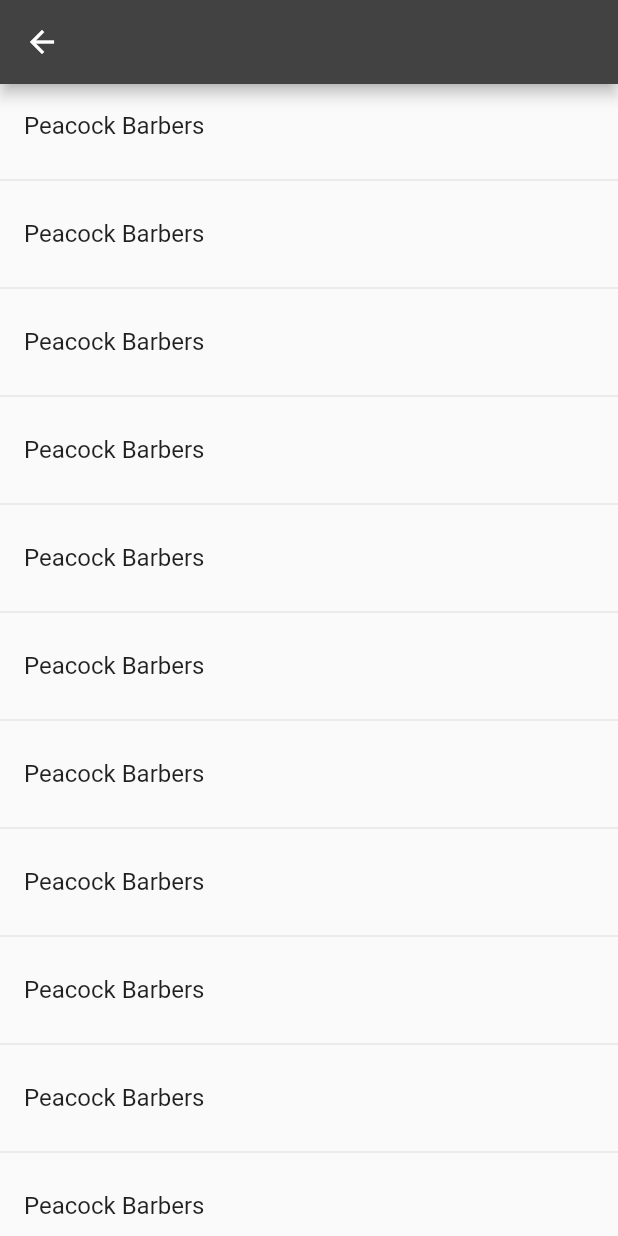
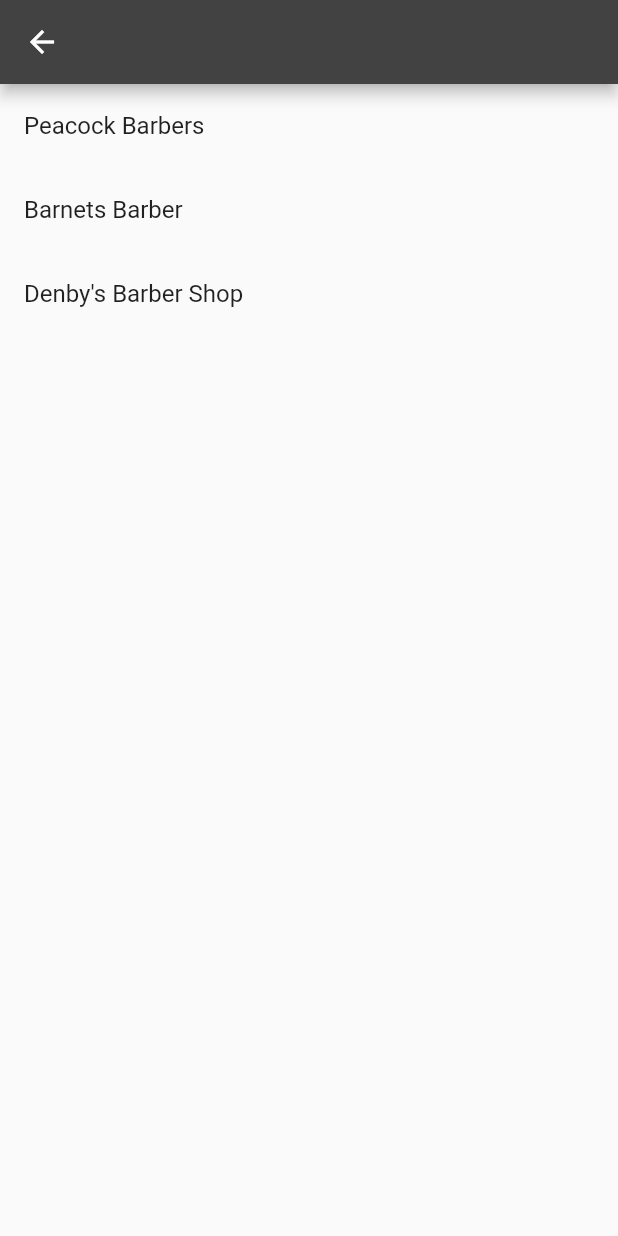
Before and after one commit to dawidstefaniak/Barber, a Flutter app: the screen it shows after launch, after a tap on "Search", on a phone screen of 412 x 824 dp. Run offline on Flutter 3.47's test engine with Material 2 defaults, Android fonts, the phone set to English and light mode, and no system bars; generated files the repository leaves out were written again.

Commit message:
JSON working properly

```diff
--- a/lib/BarberList.dart
+++ b/lib/BarberList.dart
@@ -1,12 +1,16 @@
-class Barber{
+import 'package:json_annotation/json_annotation.dart';
+
+
+
+class BarberOwn{
   final String name;
   final String address;
 
-  Barber({this.name, this.address});
+  BarberOwn({this.name, this.address});
 
-  factory Barber.fromJson(Map<String, dynamic> json)
+  factory BarberOwn.fromJson(Map<String, dynamic> json)
   {
-    return Barber(
+    return BarberOwn(
         name : json['name'] as String,
         address: json['address'] as String
     );
@@ -19,16 +23,20 @@ class Barber{
       };
 }
 
-class BarberList {
-  final List<Barber> barbers;
-  BarberList({
+
+class BarberListOwn {
+  final List<BarberOwn> barbers;
+  BarberListOwn({
   this.barbers});
 
-  factory BarberList.fromJson(Map<String, dynamic> parsedJson){
+  factory BarberListOwn.fromJson(Map<String, dynamic> parsedJson){
     var barbersFromJson = parsedJson['barbers'] as List;
-    List<Barber> barbersList = barbersFromJson.map((i) =>Barber.fromJson(i)).toList();
-    return new BarberList(
+    List<BarberOwn> barbersList = barbersFromJson.map((i) =>BarberOwn.fromJson(i)).toList();
+    return new BarberListOwn(
       barbers: barbersList
     );
   }
+
+  //Map<String, dynamic> toJson() =>
+      //_$BarberListToJson(this);
 }
--- a/lib/SearchResults.dart
+++ b/lib/SearchResults.dart
@@ -1,4 +1,5 @@
 import 'package:barber/BarberList.dart';
+import 'json/response.dart';
 import 'package:flutter/material.dart';
 
 import 'dart:convert';
@@ -15,19 +16,20 @@ class SearchResults extends StatefulWidget{
 
 class _SearchResultsState extends State<SearchResults>{
 
-  BarberList _barberList;
+  BaseResponse _barberList = new BaseResponse(new List<Barber>());
 
   @override
   void initState() {
     super.didChangeDependencies();
-      _setBarbersList();
+    super.initState();
+    _setBarbersList();
   }
 
   _setBarbersList() async {
     var jsonString = await rootBundle.loadString('assets/JSON/barbers_list.json');
     var parsed = json.decode(jsonString);
     setState(() {
-      _barberList = BarberList.fromJson(parsed);
+      _barberList = BaseResponse.fromJson(parsed);
     });
     print(_barberList);
   }
@@ -44,10 +46,9 @@ class _SearchResultsState extends State<SearchResults>{
 
   Widget _buildList (){
     return ListView.builder(
+      itemCount: _barberList.barbers.length,
       itemBuilder: (context, i) {
-        if (i.isOdd)
-          return Divider();
-        return _buildRow(_barberList.barbers[0].name);
+        return _buildRow(_barberList.barbers[i].name);
       },
     );
   }
@@ -55,7 +56,8 @@ class _SearchResultsState extends State<SearchResults>{
 
   Widget _buildRow(String result){
     return new ListTile(
-      title: new Text(result)
+      title: new Text(result),
+
     );
   }
 }
--- /dev/null
+++ b/lib/json/response.dart
@@ -0,0 +1,24 @@
+import 'package:json_annotation/json_annotation.dart';
+
+part "response.g.dart";
+
+@JsonSerializable()
+class BaseResponse extends Object{
+  final List<Barber> barbers;
+
+  BaseResponse(this.barbers);
+
+  factory BaseResponse.fromJson(Map<String, dynamic> json) => _$BaseResponseFromJson(json);
+  Map<String, dynamic> toJson() => _$BaseResponseToJson(this);
+}
+
+@JsonSerializable()
+class Barber extends Object{
+  final String name;
+  final String address;
+
+  Barber(this.name, this.address);
+
+  factory Barber.fromJson(Map<String, dynamic> json) => _$BarberFromJson(json);
+  Map<String, dynamic> toJson() => _$BarberToJson(this);
+}
--- a/pubspec.yaml
+++ b/pubspec.yaml
@@ -19,6 +19,7 @@ environment:
 dependencies:
   flutter:
     sdk: flutter
+  json_serializable: ^2.2.1
 
   # The following adds the Cupertino Icons font to your application.
   # Use with the CupertinoIcons class for iOS style icons.
@@ -27,6 +28,8 @@ dependencies:
 dev_dependencies:
   flutter_test:
     sdk: flutter
+  json_annotation: ^2.2.0
+  build_runner: ^1.3.3
 
 
 # For information on the generic Dart part of this file, see the
```
Also changed, not shown: lib/json/response.g.dart (added), pubspec.lock.
